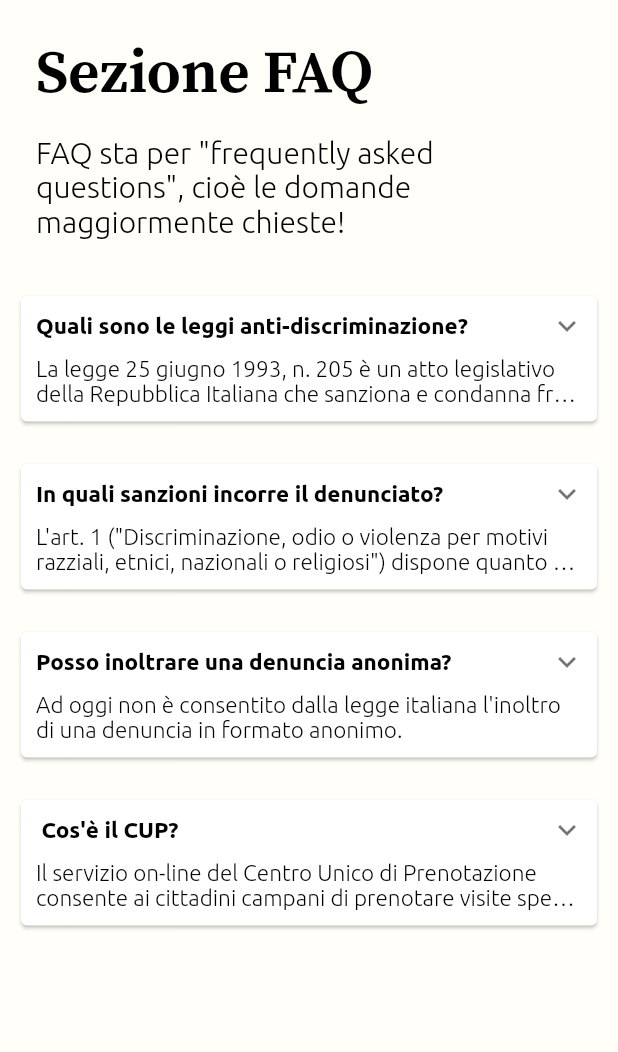
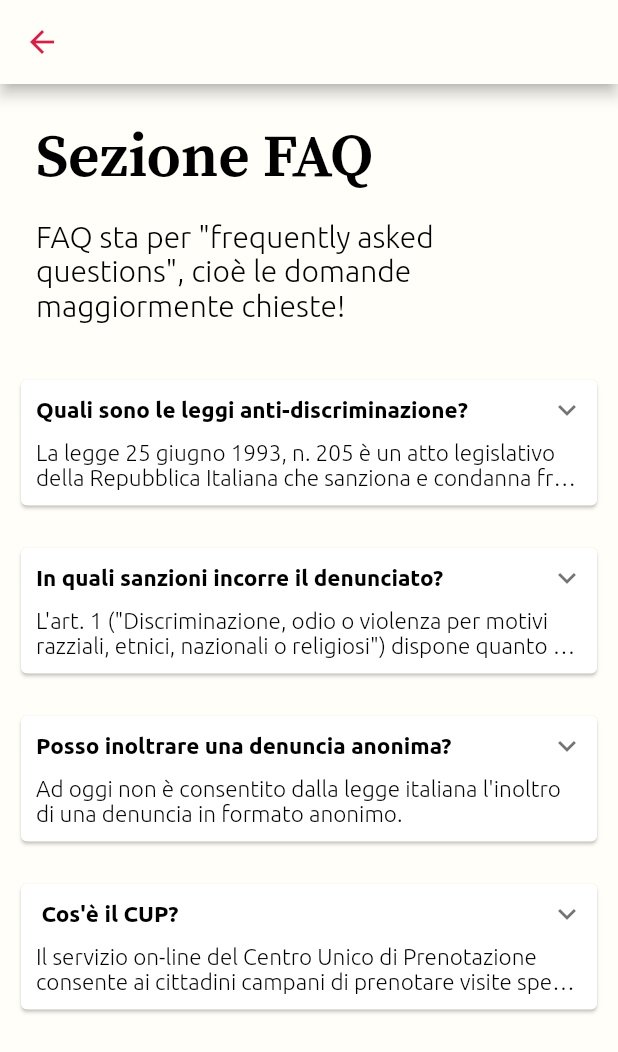
Before and after one commit to KLS-01/Report.it, a Flutter app: the FAQinformativa screen opened directly, on a phone screen of 412 x 824 dp. Shown: the top 1052 px of the screen. Run offline on Flutter 3.47's test engine with Material 2 defaults, Android fonts, the phone set to English and light mode, and no system bars; drawn by our look-alikes of expandable; our stand-ins replace carousel_slider, cloud_firestore, date_time_picker, file_picker, firebase_auth, firebase_core and 5 more; missing offline and left inert: dart:ffi, flutter_phone_direct_caller, syncfusion_flutter_pdfviewer; accounts and stored records are empty.

Commit message:
Aggiunta appBar con arrowBack in FAQ

```diff
--- a/lib/presentation/pages/pages_GIC/FAQinformativa_page.dart
+++ b/lib/presentation/pages/pages_GIC/FAQinformativa_page.dart
@@ -7,7 +7,14 @@ import '../../widget/styles.dart';
 class FAQinformativa extends StatelessWidget {
   @override
   Widget build(BuildContext context) {
-    return AnimatedContainer(
+    return Scaffold(
+      appBar: AppBar(
+        backgroundColor: Theme.of(context).backgroundColor,
+        iconTheme: IconThemeData(
+          color: Color.fromRGBO(219, 29, 69, 1),
+        ),
+      ),
+      body: AnimatedContainer(
         color: Theme.of(context).backgroundColor,
         duration: const Duration(seconds: 1),
         child: PageView(
@@ -38,6 +45,7 @@ class FAQinformativa extends StatelessWidget {
               ],
             ),
           ],
+        ),
       ),
     );
   }
```
Lines whose indentation alone changed are shown as unchanged.
